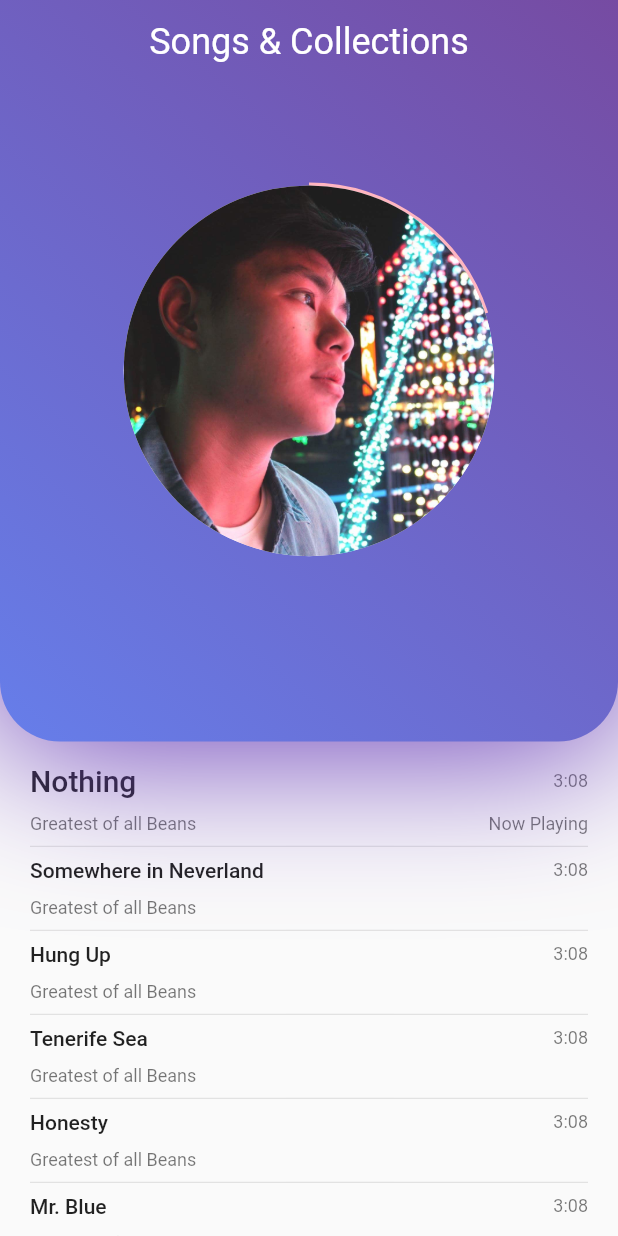
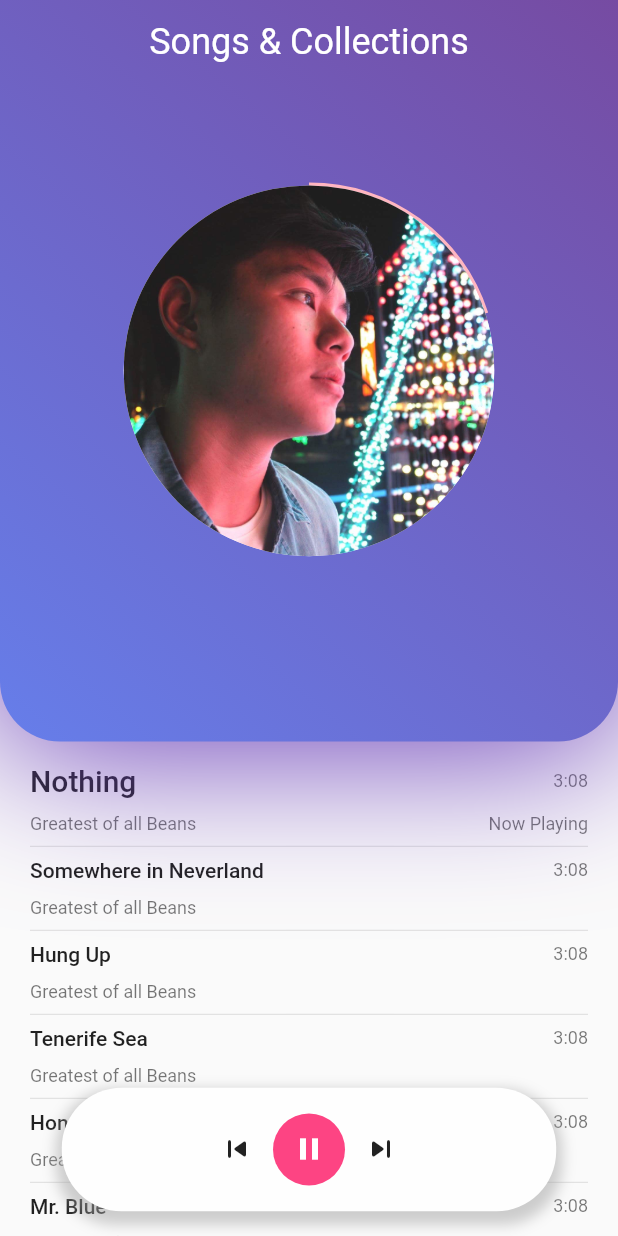
Before and after one commit to JosesGabriel/SongsAndCollections, a Flutter app: the screen it shows after launch, on a phone screen of 412 x 824 dp. Run offline on Flutter 3.47's test engine with Material 2 defaults, Android fonts, the phone set to English and light mode, and no system bars.

Commit message:
Added audio controller

```diff
--- a/lib/main.dart
+++ b/lib/main.dart
@@ -3,6 +3,7 @@ import 'package:flutter/material.dart';
 
 import './widgets/song_card.dart';
 import './widgets/song_listview.dart';
+import './widgets/audio_controller.dart';
 
 void main() => runApp(App());
 
@@ -20,6 +21,7 @@ class App extends StatelessWidget {
         primarySwatch: Colors.grey,
         primaryColor: Color.fromRGBO(254, 219, 208, 1),
       ),
+      debugShowCheckedModeBanner: false,
     );
   }
 }
@@ -31,8 +33,8 @@ class _HomePageState extends StatefulWidget {
 
 class __HomePageStateState extends State<_HomePageState> {
   var songProgress = 0.0;
+  Timer timer;
 
-  Timer timer;
   @override
   void initState() {
     super.initState();
@@ -93,6 +95,11 @@ class __HomePageStateState extends State<_HomePageState> {
               ],
             ),
           ),
+          Positioned(
+            bottom: mediaQuery.size.height * 0.02,
+            left: mediaQuery.size.width * 0.10,
+            child: AudioController(),
+          )
         ],
       ),
     );
--- /dev/null
+++ b/lib/widgets/audio_controller.dart
@@ -0,0 +1,70 @@
+import 'package:flutter/material.dart';
+
+class AudioController extends StatefulWidget {
+  @override
+  _AudioControllerState createState() => _AudioControllerState();
+}
+
+class _AudioControllerState extends State<AudioController> {
+  var isPlay = false;
+
+  void togglePlay() {
+    setState(() {
+      isPlay = !isPlay;
+    });
+  }
+
+  @override
+  Widget build(BuildContext context) {
+    final mediaQuery = MediaQuery.of(context);
+    return Container(
+      decoration: BoxDecoration(
+        borderRadius: BorderRadius.all(Radius.circular(40)),
+        color: Color(0XFFFEFEFE),
+        boxShadow: [
+          BoxShadow(
+            color: Colors.grey.withOpacity(0.5),
+            spreadRadius: 4,
+            blurRadius: 7,
+            offset: Offset(0, 5),
+          )
+        ],
+      ),
+      padding: EdgeInsets.symmetric(vertical: 4),
+      width: mediaQuery.size.width * 0.8,
+      height: mediaQuery.size.height * 0.1,
+      child: Material(
+        color: Colors.transparent,
+        child: Row(
+          mainAxisAlignment: MainAxisAlignment.center,
+          children: [
+            IconButton(
+              splashRadius: 20,
+              icon: Icon(Icons.skip_previous_rounded),
+              onPressed: () {},
+            ),
+            Container(
+              decoration: const ShapeDecoration(
+                color: Color(0XFFfd4483),
+                shape: CircleBorder(),
+              ),
+              child: IconButton(
+                splashRadius: 1,
+                icon: isPlay
+                    ? Icon(Icons.play_arrow_rounded)
+                    : Icon(Icons.pause_outlined),
+                color: Colors.white,
+                onPressed: () => togglePlay(),
+              ),
+            ),
+            IconButton(
+              splashRadius: 20,
+              icon: Icon(Icons.skip_next_rounded),
+              onPressed: () {},
+            )
+          ],
+        ),
+      ),
+    );
+  }
+}
```
